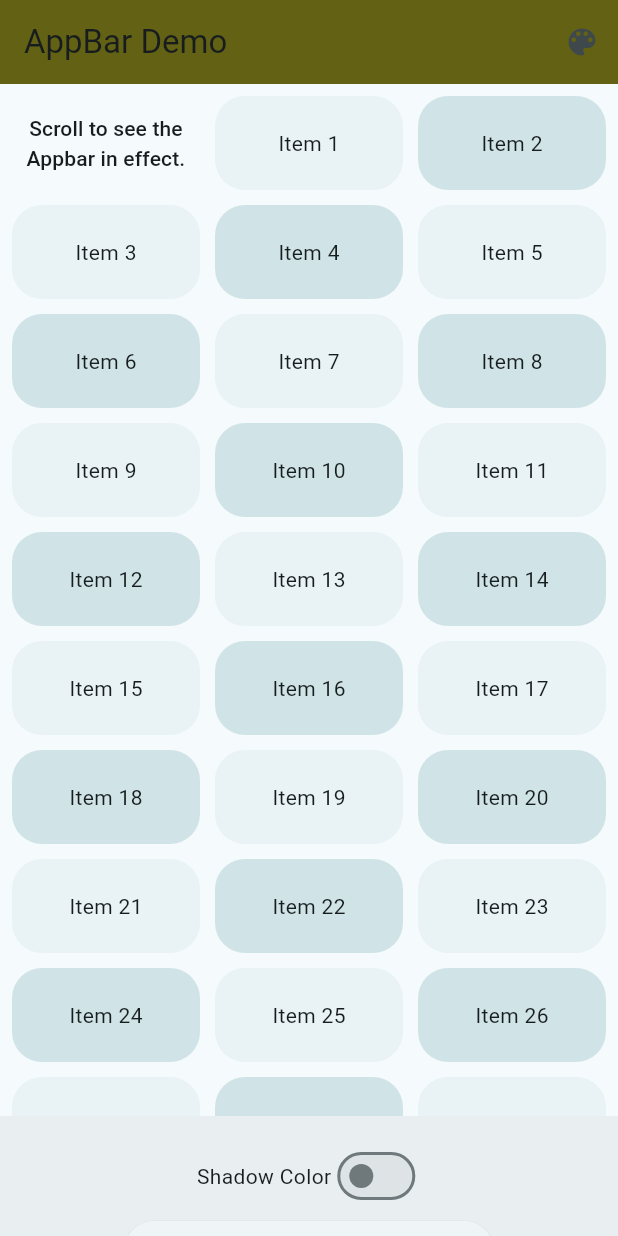
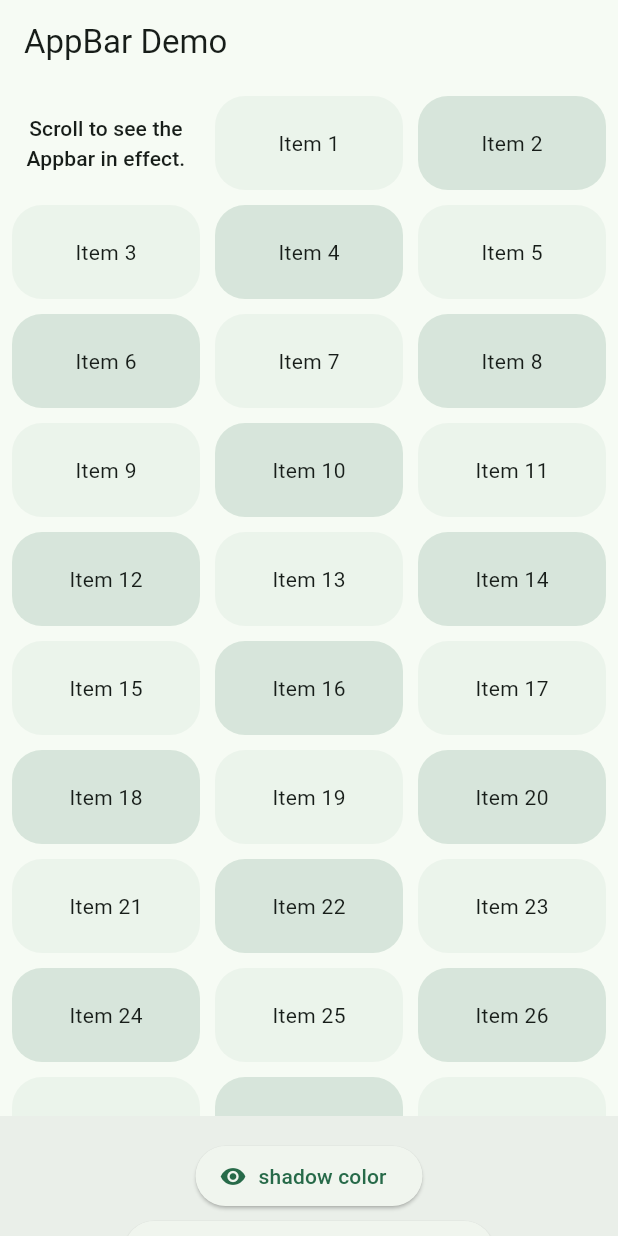
Before and after one commit to davidramire/Clase-18-octubre, a Flutter app: the screen it shows after launch, on a phone screen of 412 x 824 dp. Run offline on Flutter 3.47's test engine with Material 3 defaults, Android fonts, the phone set to English and light mode, and no system bars.

Commit message:
cambios de color

```diff
--- a/lib/main.dart
+++ b/lib/main.dart
@@ -1,6 +1,6 @@
 import 'package:flutter/material.dart';
 
-/// Flutter code sample for [AppBar] with dynamic color, SnackBar, and Switch.
+/// Flutter code sample for [AppBar].
 
 final List<int> _items = List<int>.generate(51, (int index) => index);
 
@@ -13,7 +13,7 @@ class AppBarApp extends StatelessWidget {
   Widget build(BuildContext context) {
     return MaterialApp(
       debugShowCheckedModeBanner: false,
-      theme: ThemeData(colorSchemeSeed: const Color(0xff00BCD4)), // Cambiado a un nuevo color (cian)
+      theme: ThemeData(colorSchemeSeed: const Color.fromARGB(255, 12, 105, 67)),
       home: const AppBarExample(),
     );
   }
@@ -29,24 +29,6 @@ class AppBarExample extends StatefulWidget {
 class _AppBarExampleState extends State<AppBarExample> {
   bool shadowColor = false;
   double? scrolledUnderElevation;
-  Color appBarColor = const Color.fromARGB(255, 99, 97, 19);  final List<Color>_colors = [Colors.blue, const Color.fromARGB(255, 11, 241, 19), const Color.fromARGB(255, 54, 158, 94), const Color.fromARGB(255, 124, 36, 73), const Color.fromARGB(255, 65, 78, 97)];
-  int _currentColorIndex = 0;
-
-  void _changeAppBarColor() {
-    setState(() {
-      _currentColorIndex = (_currentColorIndex + 1) % _colors.length;
-      appBarColor = _colors[_currentColorIndex];
-    });
-  }
-
-  void _showElevationSnackBar() {
-    ScaffoldMessenger.of(context).showSnackBar(
-      SnackBar(
-        content: Text('scrolledUnderElevation: ${scrolledUnderElevation ?? 'default'}'),
-        duration: const Duration(seconds: 2),
-      ),
-    );
-  }
 
   @override
   Widget build(BuildContext context) {
@@ -58,15 +40,7 @@ class _AppBarExampleState extends State<AppBarExample> {
       appBar: AppBar(
         title: const Text('AppBar Demo'),
         scrolledUnderElevation: scrolledUnderElevation,
-        //shadowColor: shadowColor ? Theme.of(context).colorScheme.shadow : null,
-        backgroundColor: appBarColor,
-        actions: [
-          IconButton(
-            icon: const Icon(Icons.color_lens),
-            tooltip: 'Change AppBar Color',
-            onPressed: _changeAppBarColor,
-          ),
-        ],
+        shadowColor: shadowColor ? Theme.of(context).colorScheme.shadow : null,
       ),
       body: GridView.builder(
         itemCount: _items.length,
@@ -89,6 +63,7 @@ class _AppBarExampleState extends State<AppBarExample> {
           }
           return Container(
             alignment: Alignment.center,
+            // tileColor: _items[index].isOdd ? oddItemColor : evenItemColor,
             decoration: BoxDecoration(
               borderRadius: BorderRadius.circular(20.0),
               color: _items[index].isOdd ? oddItemColor : evenItemColor,
@@ -105,31 +80,28 @@ class _AppBarExampleState extends State<AppBarExample> {
             alignment: MainAxisAlignment.center,
             overflowSpacing: 5.0,
             children: <Widget>[
-              Row(
-                mainAxisSize: MainAxisSize.min,
-                children: [
-                  const Text('Shadow Color'),
-                  Switch(
-                    value: shadowColor,
-                    onChanged: (bool value) {
+              ElevatedButton.icon(
+                onPressed: () {
                   setState(() {
-                        shadowColor = value;
+                    shadowColor = !shadowColor;
                   });
                 },
-                  ),
-                ],
+                icon: Icon(shadowColor ? Icons.visibility_off : Icons.visibility),
+                label: const Text('shadow color'),
               ),
               const SizedBox(width: 5),
               ElevatedButton(
                 onPressed: () {
+                  if (scrolledUnderElevation == null) {
                     setState(() {
-                    if (scrolledUnderElevation == null) {
+                      // Default elevation is 3.0, increment by 1.0.
                       scrolledUnderElevation = 4.0;
+                    });
                   } else {
+                    setState(() {
                       scrolledUnderElevation = scrolledUnderElevation! + 1.0;
+                    });
                   }
-                    _showElevationSnackBar();
-                  });
                 },
                 child: Text('scrolledUnderElevation: ${scrolledUnderElevation ?? 'default'}'),
               ),
```
Lines whose indentation alone changed are shown as unchanged.
